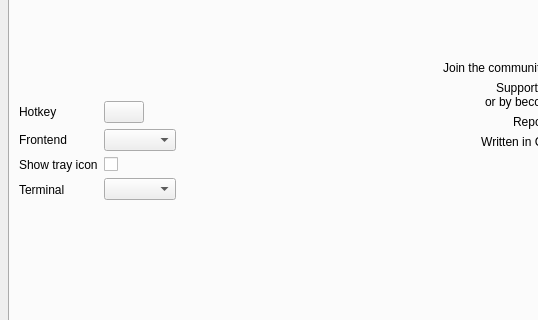
The window that src/settings/settingswindow.ui (albertlauncher/albert) describes before a commit, drawn with Qt 5; both pictures show x 0 to 538 and y 152 to 472 of the 800 by 600 pixel window.
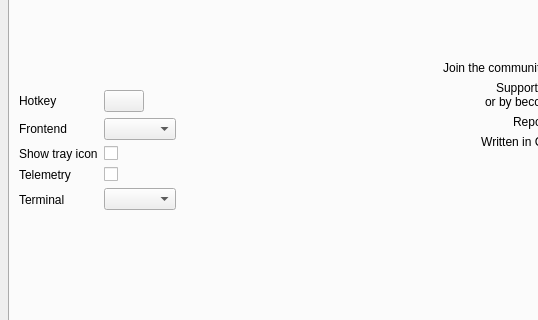
The same window after the commit. Icons and pictures are not drawn.

Commit message: Add missing telemetry settings initialization

Patch:
```diff
--- a/src/settings/settingswindow.ui
+++ b/src/settings/settingswindow.ui
@@ -105,7 +105,7 @@
              </property>
             </widget>
            </item>
-           <item row="3" column="0">
+           <item row="4" column="0">
             <widget class="QLabel" name="label_term">
              <property name="text">
               <string>Terminal</string>
@@ -115,7 +115,7 @@
              </property>
             </widget>
            </item>
-           <item row="3" column="1">
+           <item row="4" column="1">
             <layout class="QVBoxLayout" name="verticalLayout_3">
              <item>
               <widget class="QComboBox" name="comboBox_term">
@@ -156,6 +156,26 @@
              </property>
             </widget>
            </item>
+           <item row="3" column="1">
+            <widget class="QCheckBox" name="checkBox_telemetry">
+             <property name="sizePolicy">
+              <sizepolicy hsizetype="Fixed" vsizetype="Fixed">
+               <horstretch>0</horstretch>
+               <verstretch>0</verstretch>
+              </sizepolicy>
+             </property>
+             <property name="text">
+              <string/>
+             </property>
+            </widget>
+           </item>
+           <item row="3" column="0">
+            <widget class="QLabel" name="label_telemetry">
+             <property name="text">
+              <string>Telemetry</string>
+             </property>
+            </widget>
+           </item>
           </layout>
          </item>
          <item>
```
Left out of the diff: 40 changed lines with no effect on the pictures. The commit also changes 4 other files.
